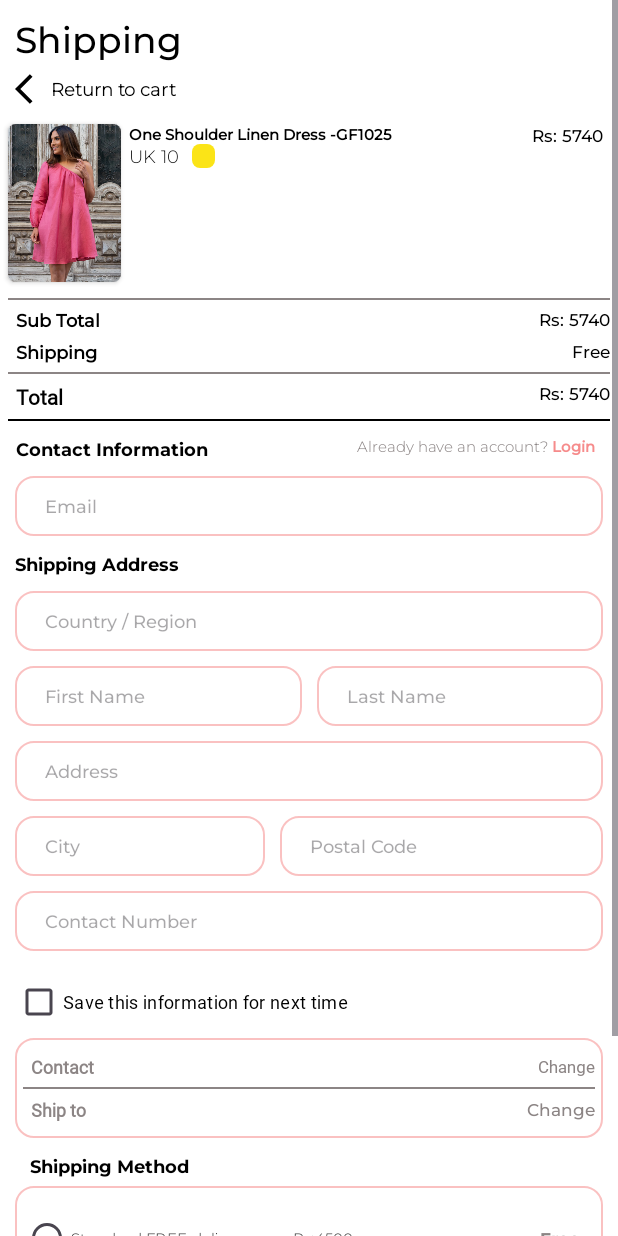
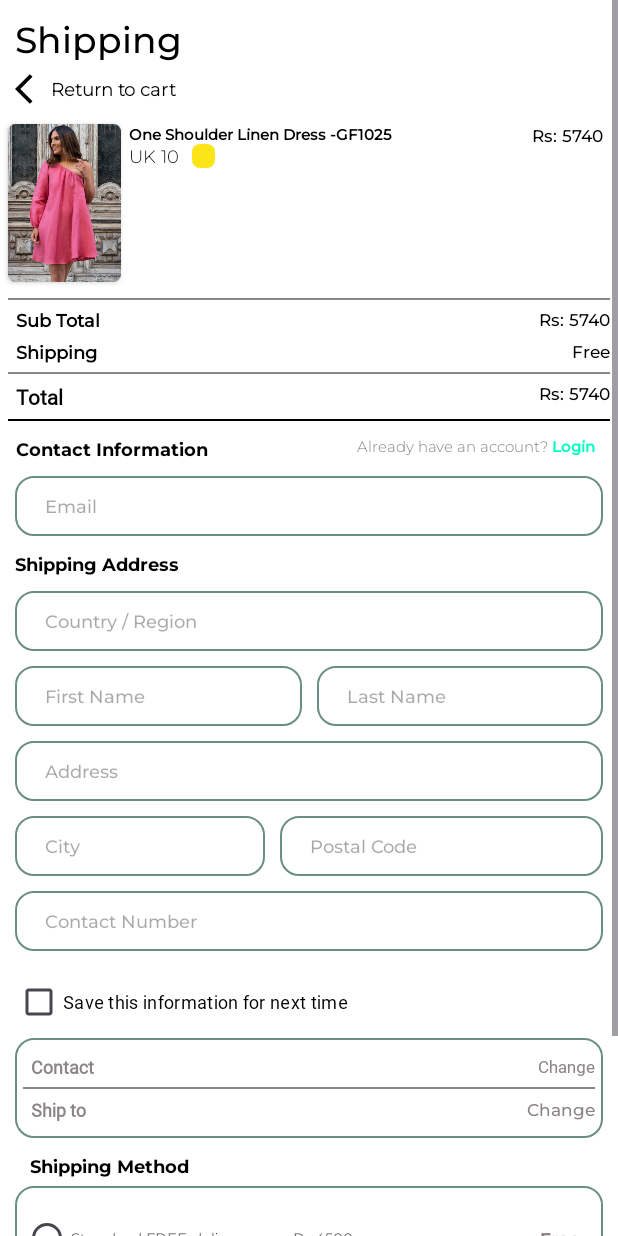
Before and after one commit to AshutoshSahu913/Shopping_App, an Android app: the CheckOutActivity screen opened directly, with no data from a screen before it, on a phone screen of 412 x 824 dp. Run offline under Robolectric (Android 15) with nearby library versions, the phone set to English and light mode, and no system bars.

Commit message:
icons and basic changes

```diff
--- a/app/src/main/AndroidManifest.xml
+++ b/app/src/main/AndroidManifest.xml
@@ -12,6 +12,9 @@
         android:supportsRtl="true"
         android:theme="@style/Theme.ShoppingApp"
         tools:targetApi="31">
+        <activity
+            android:name=".ui_layer.Sheets.Activitys.SplashScreen.SplashScreen"
+            android:exported="false" />
         <activity
             android:name=".ui_layer.Sheets.Activitys.ForgetPassword.ForgetPasswordActivity"
             android:exported="false" />
--- a/app/src/main/res/color/icon_color.xml
+++ b/app/src/main/res/color/icon_color.xml
@@ -1,6 +1,7 @@
 <?xml version="1.0" encoding="utf-8"?>
 <selector xmlns:android="http://schemas.android.com/apk/res/android">
-    <item android:color="#000000" android:state_checked="true"/>
+    <item android:color="#FF8F00" android:state_checked="true"/>
+<!--    <item android:color="@color/white" android:state_checked="true"/>-->
     <item android:color="@color/appColor" android:state_checked="false"/>
 
 </selector>
--- a/app/src/main/res/drawable/background_btn.xml
+++ b/app/src/main/res/drawable/background_btn.xml
@@ -2,6 +2,10 @@
 <shape xmlns:android="http://schemas.android.com/apk/res/android"
     android:shape="rectangle">
     <corners android:radius="12dp"/>
-    <solid android:color="@color/blurText"/>
+    <solid android:color="@color/appColor"/>
+    <gradient
+        android:startColor="@color/appColor"
+        android:endColor="@color/appColor"
+        android:centerColor="#18FFFF"/>
 
 </shape>
--- /dev/null
+++ b/app/src/main/res/drawable/baseline_arrow_back_ios_new_24.xml
@@ -0,0 +1,5 @@
+<vector android:height="24dp" android:tint="@color/black"
+    android:viewportHeight="24" android:viewportWidth="24"
+    android:width="24dp" xmlns:android="http://schemas.android.com/apk/res/android">
+    <path android:fillColor="@android:color/white" android:pathData="M17.77,3.77l-1.77,-1.77l-10,10l10,10l1.77,-1.77l-8.23,-8.23z"/>
+</vector>
--- a/app/src/main/res/drawable/baseline_edit_square_24.xml
+++ b/app/src/main/res/drawable/baseline_edit_square_24.xml
@@ -1,4 +1,4 @@
-<vector android:height="24dp" android:tint="#F68B8B"
+<vector android:height="24dp" android:tint="@color/appColor"
     android:viewportHeight="24" android:viewportWidth="24"
     android:width="24dp" xmlns:android="http://schemas.android.com/apk/res/android">
     <path android:fillColor="@android:color/white" android:pathData="M7,17V9.93L13.93,3l0,0H5C3.9,3 3,3.9 3,5v14c0,1.1 0.9,2 2,2h14c1.1,0 2,-0.9 2,-2v-8.93L14.07,17H7z"/>
--- a/app/src/main/res/drawable/baseline_favorite_24.xml
+++ b/app/src/main/res/drawable/baseline_favorite_24.xml
@@ -1,4 +1,4 @@
-<vector android:height="24dp" android:tint="#F68B8B"
+<vector android:height="24dp" android:tint="@color/red"
     android:viewportHeight="24" android:viewportWidth="24"
     android:width="24dp" xmlns:android="http://schemas.android.com/apk/res/android">
     <path android:fillColor="@android:color/white" android:pathData="M12,21.35l-1.45,-1.32C5.4,15.36 2,12.28 2,8.5 2,5.42 4.42,3 7.5,3c1.74,0 3.41,0.81 4.5,2.09C13.09,3.81 14.76,3 16.5,3 19.58,3 22,5.42 22,8.5c0,3.78 -3.4,6.86 -8.55,11.54L12,21.35z"/>
--- a/app/src/main/res/drawable/edit_text_shape.xml
+++ b/app/src/main/res/drawable/edit_text_shape.xml
@@ -5,5 +5,5 @@
     <corners android:radius="12dp" />
     <stroke
         android:width="1dp"
-        android:color="#88F68B8B" />
+        android:color="#6A8E85" />
 </shape>
--- a/app/src/main/res/values/colors.xml
+++ b/app/src/main/res/values/colors.xml
@@ -2,6 +2,8 @@
 <resources>
     <color name="black">#FF000000</color>
     <color name="white">#FFFFFFFF</color>
-    <color name="appColor">#F68B8B</color>
+    <color name="appColor">#00FFC2</color>
+    <color name="red">#FF5252</color>
+<!--    <color name="appColor">#F68B8B</color>-->
     <color name="blurText">#8C8585</color>
 </resources>
```
Also changed, not shown: app/src/main/res/drawable/back.xml (added, +16 -0 lines), app/src/main/res/menu/menu.xml (+18 -10 lines).
